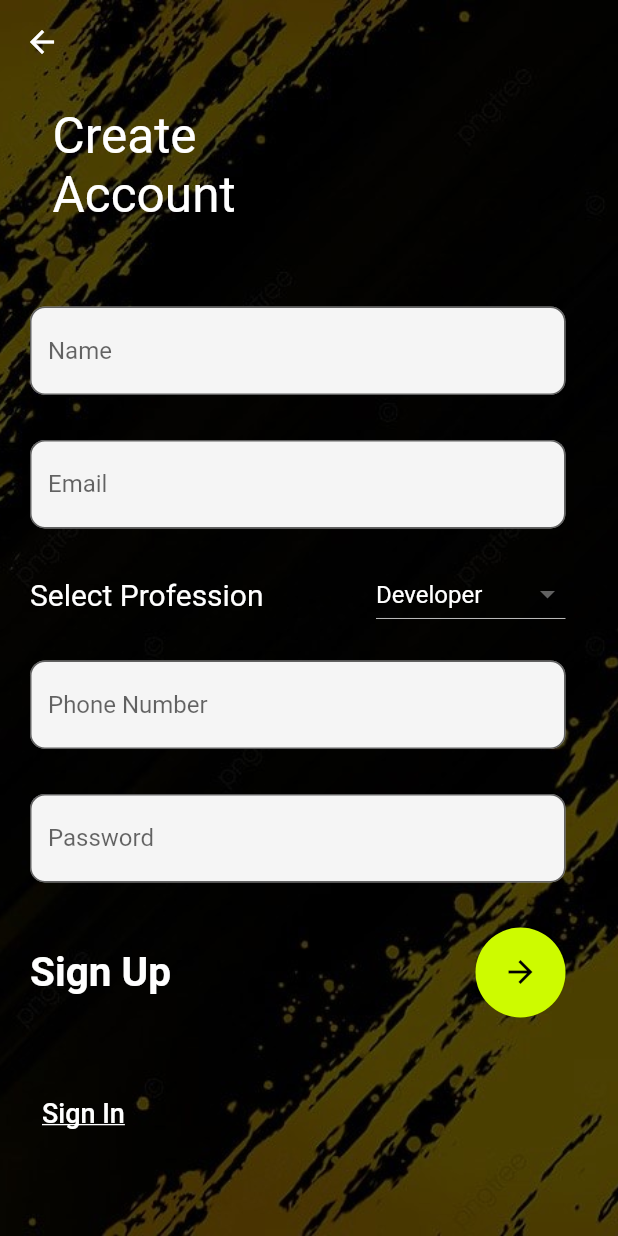
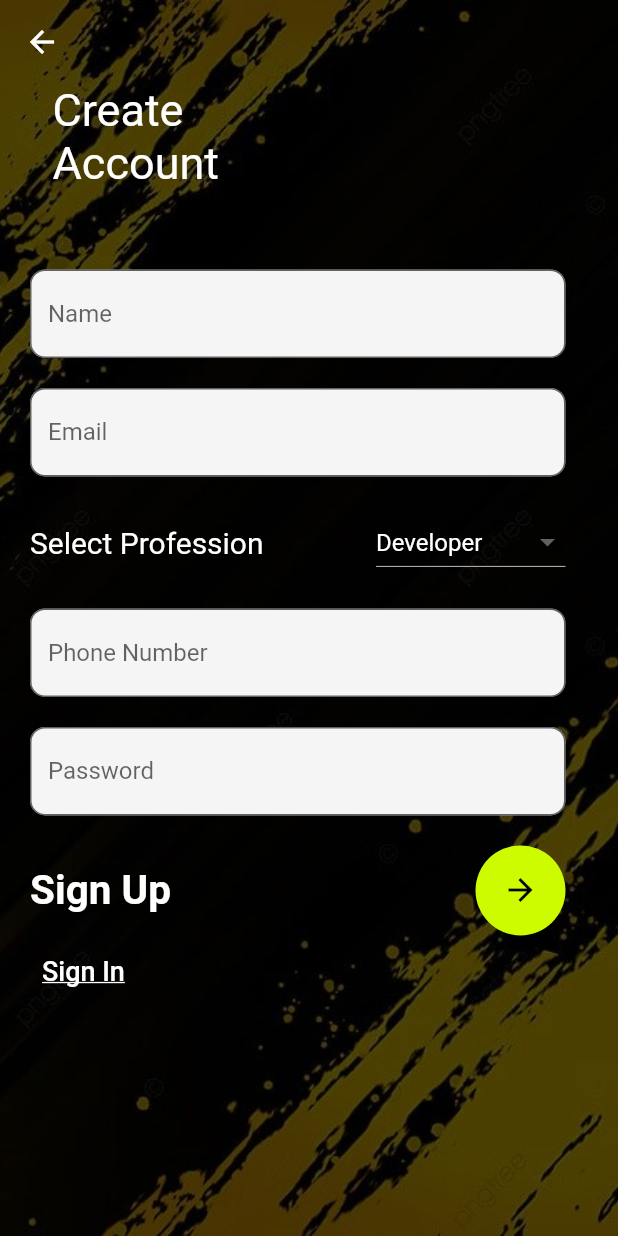
Before and after one commit to sayanths/movie_display_banglore_project, a Flutter app: the MyRegister screen opened directly, on a phone screen of 412 x 824 dp. Run offline on Flutter 3.47's test engine with Material 2 defaults, Android fonts, the phone set to English and light mode, and no system bars; our stand-ins replace google_fonts.

Commit message:
align completed

```diff
--- a/lib/app/signup_page/view/sign_up.dart
+++ b/lib/app/signup_page/view/sign_up.dart
@@ -25,16 +25,16 @@
         body: Stack(
           children: [
             Container(
-              padding: const EdgeInsets.only(left: 35, top: 15),
+              padding: const EdgeInsets.only(left: 35, top: 0),
               child: const Text(
                 'Create\nAccount',
-                style: TextStyle(color: Colors.white, fontSize: 33),
+                style: TextStyle(color: Colors.white, fontSize: 30),
               ),
             ),
             SingleChildScrollView(
               child: Container(
                 padding: EdgeInsets.only(
-                    top: MediaQuery.of(context).size.height * 0.18),
+                    top: MediaQuery.of(context).size.height * 0.15),
                 child: Column(
                   crossAxisAlignment: CrossAxisAlignment.start,
                   children: [
@@ -51,7 +51,7 @@
                                 controller: singUpProvider.nameController,
                                 title: 'Name',
                                 obscureText: false),
-                            height30,
+                            height20,
                             CustomTextFormFiled(
                                 validator: (value) =>
                                     singUpProvider.onEmailValidate(value),
@@ -98,14 +98,14 @@
                                     singUpProvider.phoneNumberController,
                                 title: 'Phone Number',
                                 obscureText: false),
-                            height30,
+                            height20,
                             CustomTextFormFiled(
                                 validator: (value) =>
                                     singUpProvider.onPasswordValidate(value),
                                 controller: singUpProvider.passwordController,
                                 title: 'Password',
                                 obscureText: true),
-                            height30,
+                            height20,
                             Row(
                               mainAxisAlignment: MainAxisAlignment.spaceBetween,
                               children: [
@@ -131,9 +131,7 @@
                                 )
                               ],
                             ),
-                            const SizedBox(
-                              height: 40,
-                            ),
+
                             Row(
                               mainAxisAlignment: MainAxisAlignment.spaceBetween,
                               children: [
```
